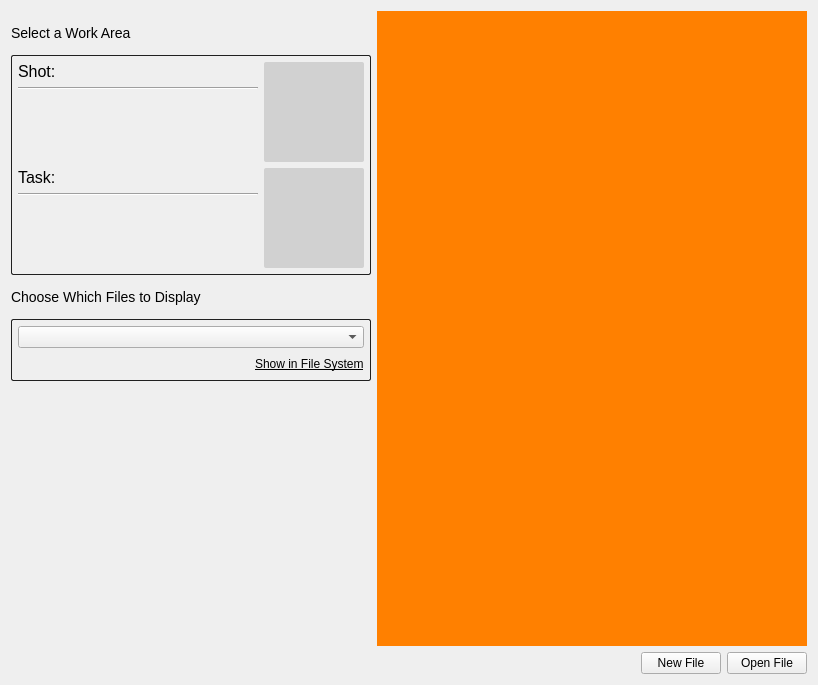
Qt form resources/work_files_form.ui (shotgunsoftware/tk-multi-workfiles2) before a commit.
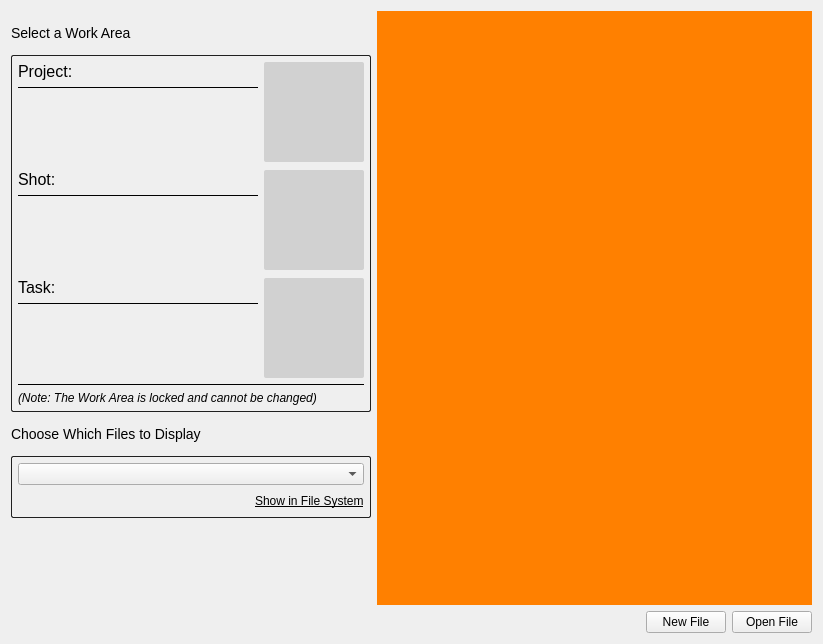
The same form after that commit. Custom widgets are drawn as their Qt base class.

Commit message: #22285 - File Manager now displays the project in the Work Area and supports Project level file management

```diff
--- a/resources/work_files_form.ui
+++ b/resources/work_files_form.ui
@@ -6,8 +6,8 @@
    <rect>
     <x>0</x>
     <y>0</y>
-    <width>818</width>
-    <height>685</height>
+    <width>823</width>
+    <height>644</height>
    </rect>
   </property>
   <property name="windowTitle">
@@ -86,10 +86,196 @@
          <property name="frameShadow">
           <enum>QFrame::Raised</enum>
          </property>
-         <layout class="QHBoxLayout" name="horizontalLayout_3">
+         <layout class="QVBoxLayout" name="verticalLayout_20">
+          <property name="spacing">
+           <number>6</number>
+          </property>
           <property name="margin">
            <number>6</number>
           </property>
+          <item>
+           <widget class="QStackedWidget" name="project_pages">
+            <property name="lineWidth">
+             <number>0</number>
+            </property>
+            <property name="currentIndex">
+             <number>0</number>
+            </property>
+            <widget class="QWidget" name="project_page">
+             <layout class="QVBoxLayout" name="verticalLayout_10" stretch="0,0">
+              <property name="spacing">
+               <number>8</number>
+              </property>
+              <property name="margin">
+               <number>0</number>
+              </property>
+              <item>
+               <widget class="QFrame" name="project_frame">
+                <property name="frameShape">
+                 <enum>QFrame::NoFrame</enum>
+                </property>
+                <property name="frameShadow">
+                 <enum>QFrame::Raised</enum>
+                </property>
+                <layout class="QHBoxLayout" name="horizontalLayout_3" stretch="1,0">
+                 <property name="margin">
+                  <number>0</number>
+                 </property>
+                 <item>
+                  <layout class="QVBoxLayout" name="verticalLayout_7" stretch="0,0,1">
+                   <property name="spacing">
+                    <number>6</number>
+                   </property>
+                   <item>
+                    <widget class="QLabel" name="project_label">
+                     <property name="minimumSize">
+                      <size>
+                       <width>240</width>
+                       <height>0</height>
+                      </size>
+                     </property>
+                     <property name="maximumSize">
+                      <size>
+                       <width>240</width>
+                       <height>16777215</height>
+                      </size>
+                     </property>
+                     <property name="styleSheet">
+                      <string notr="true">#project_label {
+font-size: 12pt
+}</string>
+                     </property>
+                     <property name="text">
+                      <string>Project:</string>
+                     </property>
+                    </widget>
+                   </item>
+                   <item>
+                    <widget class="Line" name="project_line">
+                     <property name="minimumSize">
+                      <size>
+                       <width>0</width>
+                       <height>1</height>
+                      </size>
+                     </property>
+                     <property name="maximumSize">
+                      <size>
+                       <width>16777215</width>
+                       <height>1</height>
+                      </size>
+                     </property>
+                     <property name="frameShadow">
+                      <enum>QFrame::Plain</enum>
+                     </property>
+                     <property name="orientation">
+                      <enum>Qt::Horizontal</enum>
+                     </property>
+                    </widget>
+                   </item>
+                   <item>
+                    <widget class="QLabel" name="project_description">
+                     <property name="sizePolicy">
+                      <sizepolicy hsizetype="Preferred" vsizetype="Expanding">
+                       <horstretch>0</horstretch>
+                       <verstretch>0</verstretch>
+                      </sizepolicy>
+                     </property>
+                     <property name="minimumSize">
+                      <size>
+                       <width>240</width>
+                       <height>0</height>
+                      </size>
+                     </property>
+                     <property name="maximumSize">
+                      <size>
+                       <width>240</width>
+                       <height>16777215</height>
+                      </size>
+                     </property>
+                     <property name="styleSheet">
+                      <string notr="true">#project_description {
+font-size: 9pt
+}</string>
+                     </property>
+                     <property name="text">
+                      <string/>
+                     </property>
+                     <property name="alignment">
+                      <set>Qt::AlignLeading|Qt::AlignLeft|Qt::AlignTop</set>
+                     </property>
+                     <property name="wordWrap">
+                      <bool>true</bool>
+                     </property>
+                     <property name="textInteractionFlags">
+                      <set>Qt::NoTextInteraction</set>
+                     </property>
+                    </widget>
+                   </item>
+                  </layout>
+                 </item>
+                 <item>
+                  <layout class="QVBoxLayout" name="verticalLayout_11">
+                   <property name="spacing">
+                    <number>0</number>
+                   </property>
+                   <item>
+                    <widget class="QLabel" name="project_thumbnail">
+                     <property name="minimumSize">
+                      <size>
+                       <width>100</width>
+                       <height>100</height>
+                      </size>
+                     </property>
+                     <property name="maximumSize">
+                      <size>
+                       <width>100</width>
+                       <height>100</height>
+                      </size>
+                     </property>
+                     <property name="styleSheet">
+                      <string notr="true">#project_thumbnail {
+background-color: rgb(0,0,0,32);
+border-radius: 2px;
+}</string>
+                     </property>
+                     <property name="frameShape">
+                      <enum>QFrame::NoFrame</enum>
+                     </property>
+                     <property name="lineWidth">
+                      <number>0</number>
+                     </property>
+                     <property name="text">
+                      <string/>
+                     </property>
+                     <property name="alignment">
+                      <set>Qt::AlignCenter</set>
+                     </property>
+                     <property name="margin">
+                      <number>0</number>
+                     </property>
+                     <property name="indent">
+                      <number>0</number>
+                     </property>
+                    </widget>
+                   </item>
+                   <item>
+                    <spacer name="verticalSpacer_5">
+                     <property name="orientation">
+                      <enum>Qt::Vertical</enum>
+                     </property>
+                     <property name="sizeHint" stdset="0">
+                      <size>
+                       <width>20</width>
+                       <height>0</height>
+                      </size>
+                     </property>
+                    </spacer>
+                   </item>
+                  </layout>
+                 </item>
+                </layout>
+               </widget>
+              </item>
           <item>
            <widget class="QStackedWidget" name="entity_pages">
             <property name="styleSheet">
@@ -102,12 +288,25 @@
              <number>0</number>
             </property>
             <widget class="QWidget" name="entity_page">
-             <layout class="QVBoxLayout" name="verticalLayout_5">
+                 <layout class="QVBoxLayout" name="verticalLayout_5" stretch="0,0">
+                  <property name="spacing">
+                   <number>8</number>
+                  </property>
               <property name="margin">
                <number>0</number>
               </property>
               <item>
+                   <widget class="QFrame" name="entity_frame">
+                    <property name="frameShape">
+                     <enum>QFrame::NoFrame</enum>
+                    </property>
+                    <property name="frameShadow">
+                     <enum>QFrame::Raised</enum>
+                    </property>
                <layout class="QHBoxLayout" name="horizontalLayout_4" stretch="1,0">
+                     <property name="margin">
+                      <number>0</number>
+                     </property>
                 <item>
                  <layout class="QVBoxLayout" name="verticalLayout_3" stretch="0,0,1">
                   <property name="spacing">
@@ -139,6 +338,21 @@
                   </item>
                   <item>
                    <widget class="Line" name="entity_line">
+                         <property name="minimumSize">
+                          <size>
+                           <width>0</width>
+                           <height>1</height>
+                          </size>
+                         </property>
+                         <property name="maximumSize">
+                          <size>
+                           <width>16777215</width>
+                           <height>1</height>
+                          </size>
+                         </property>
+                         <property name="frameShadow">
+                          <enum>QFrame::Plain</enum>
+                         </property>
                     <property name="orientation">
                      <enum>Qt::Horizontal</enum>
                     </property>
@@ -240,6 +454,7 @@
                  </layout>
                 </item>
                </layout>
+                   </widget>
               </item>
               <item>
                <widget class="QStackedWidget" name="task_pages">
@@ -250,6 +465,18 @@
                  <number>0</number>
                 </property>
                 <widget class="QWidget" name="task_page">
+                     <layout class="QHBoxLayout" name="horizontalLayout_6" stretch="0">
+                      <property name="margin">
+                       <number>0</number>
+                      </property>
+                      <item>
+                       <widget class="QFrame" name="task_frame">
+                        <property name="frameShape">
+                         <enum>QFrame::NoFrame</enum>
+                        </property>
+                        <property name="frameShadow">
+                         <enum>QFrame::Raised</enum>
+                        </property>
                  <layout class="QHBoxLayout" name="horizontalLayout_5" stretch="1,0">
                   <property name="margin">
                    <number>0</number>
@@ -285,6 +512,21 @@
                     </item>
                     <item>
                      <widget class="Line" name="task_line">
+                             <property name="minimumSize">
+                              <size>
+                               <width>0</width>
+                               <height>1</height>
+                              </size>
+                             </property>
+                             <property name="maximumSize">
+                              <size>
+                               <width>16777215</width>
+                               <height>1</height>
+                              </size>
+                             </property>
+                             <property name="frameShadow">
+                              <enum>QFrame::Plain</enum>
+                             </property>
                       <property name="orientation">
                        <enum>Qt::Horizontal</enum>
                       </property>
@@ -311,7 +553,7 @@
                        </size>
                       </property>
                       <property name="styleSheet">
-                       <string notr="true">#task_details {
+                              <string notr="true">#task_description {
 font-size: 9pt
 }</string>
                       </property>
@@ -332,7 +574,7 @@
                    </layout>
                   </item>
                   <item>
-                   <layout class="QVBoxLayout" name="verticalLayout_7">
+                          <layout class="QVBoxLayout" name="verticalLayout_22">
                     <property name="spacing">
                      <number>0</number>
                     </property>
@@ -393,8 +635,11 @@
                   </item>
                  </layout>
                 </widget>
+                      </item>
+                     </layout>
+                    </widget>
                 <widget class="QWidget" name="no_task_page">
-                 <layout class="QHBoxLayout" name="horizontalLayout_6">
+                     <layout class="QHBoxLayout" name="horizontalLayout_7">
                   <property name="margin">
                    <number>0</number>
                   </property>
@@ -447,6 +692,101 @@
               </item>
              </layout>
             </widget>
+               </widget>
+              </item>
+             </layout>
+            </widget>
+            <widget class="QWidget" name="no_project_page">
+             <layout class="QHBoxLayout" name="horizontalLayout_16">
+              <property name="margin">
+               <number>0</number>
+              </property>
+              <item>
+               <widget class="QLabel" name="no_project_label">
+                <property name="styleSheet">
+                 <string notr="true">#no_project_label {
+font-size: 14pt;
+border-style: dashed;
+border-width: 2px;
+border-radius: 3px;
+}</string>
+                </property>
+                <property name="text">
+                 <string>Click to Select a Work Area</string>
+                </property>
+                <property name="alignment">
+                 <set>Qt::AlignCenter</set>
+                </property>
+               </widget>
+              </item>
+             </layout>
+            </widget>
+           </widget>
+          </item>
+          <item>
+           <widget class="QFrame" name="no_change_frame">
+            <property name="frameShape">
+             <enum>QFrame::NoFrame</enum>
+            </property>
+            <property name="frameShadow">
+             <enum>QFrame::Raised</enum>
+            </property>
+            <layout class="QVBoxLayout" name="verticalLayout_19">
+             <property name="spacing">
+              <number>6</number>
+             </property>
+             <property name="margin">
+              <number>0</number>
+             </property>
+             <item>
+              <widget class="Line" name="no_change_line">
+               <property name="minimumSize">
+                <size>
+                 <width>0</width>
+                 <height>1</height>
+                </size>
+               </property>
+               <property name="maximumSize">
+                <size>
+                 <width>16777215</width>
+                 <height>1</height>
+                </size>
+               </property>
+               <property name="styleSheet">
+                <string notr="true">#no_change_line {
+background-color: rgb(32,32,32);
+}</string>
+               </property>
+               <property name="frameShadow">
+                <enum>QFrame::Plain</enum>
+               </property>
+               <property name="lineWidth">
+                <number>1</number>
+               </property>
+               <property name="midLineWidth">
+                <number>0</number>
+               </property>
+               <property name="orientation">
+                <enum>Qt::Horizontal</enum>
+               </property>
+              </widget>
+             </item>
+             <item>
+              <widget class="QLabel" name="no_change_label">
+               <property name="styleSheet">
+                <string notr="true">#no_change_label {
+font-size: 9pt
+}</string>
+               </property>
+               <property name="text">
+                <string>&lt;html&gt;&lt;head/&gt;&lt;body&gt;&lt;p&gt;&lt;span style=&quot; font-style:italic;&quot;&gt;(Note: The Work Area is locked and cannot be changed)&lt;/span&gt;&lt;/p&gt;&lt;/body&gt;&lt;/html&gt;</string>
+               </property>
+               <property name="indent">
+                <number>0</number>
+               </property>
+              </widget>
+             </item>
+            </layout>
            </widget>
           </item>
          </layout>
```
Left out of the diff: 6 changed lines with no effect on the pictures. Lines whose indentation alone changed are shown as unchanged. The commit also changes 6 other files.
